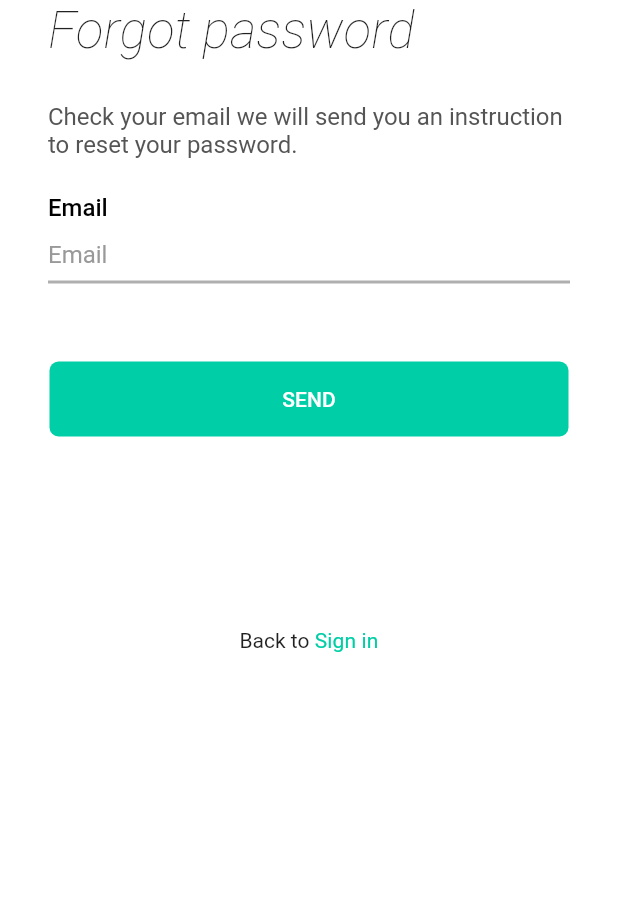
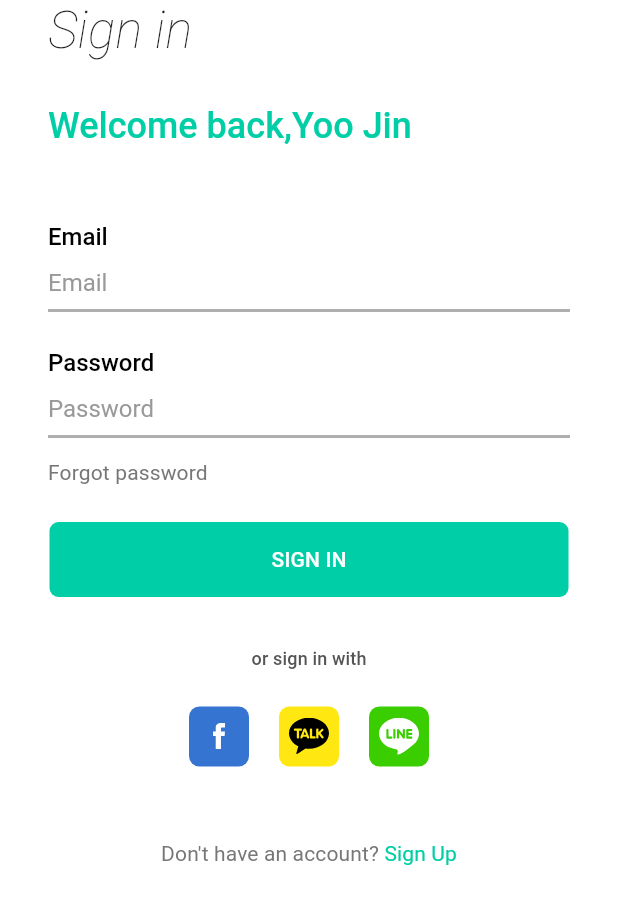
Before and after one commit to duykhanp7/TravelApplication, a Flutter app: the screen it shows after launch, on a phone screen of 412 x 824 dp, the part 225-1149 px from its top. Run offline on Flutter 3.47's test engine with Material 2 defaults, Android fonts, the phone set to English and light mode, and no system bars; our stand-ins replace flutter_svg.

Commit message:
Revert "Create forgot password screen"
This reverts commit a63baa0b41f7e6e7c9c106135ca86118ceb3a1dd.

```diff
--- a/lib/app_main.dart
+++ b/lib/app_main.dart
@@ -1,6 +1,7 @@
 import 'package:flutter/material.dart';
 import 'package:flutter_localizations/flutter_localizations.dart';
-import 'package:travel_booking_tour/features/forgot_password/forgot_password_screen.dart';
+import 'package:travel_booking_tour/features/signin/signin_screen.dart';
+import 'package:travel_booking_tour/features/signup/sign_up_screen.dart';
 import 'package:travel_booking_tour/res/colors.dart';
 
 import 'l10n/generated/l10n.dart';
@@ -13,7 +14,7 @@ class MainApp extends StatelessWidget {
     return MaterialApp(
       title: "Fellow 4U",
       theme: ThemeData(backgroundColor: AppColors.white, fontFamily: 'Roboto'),
-      home: const ForgotPasswordScreen(),
+      home: const SignInScreen(),
       debugShowCheckedModeBanner: false,
       localizationsDelegates: const <LocalizationsDelegate<Object>>[
         SLocalization.delegate,
--- a/lib/features/forgot_password/forgot_password_screen.dart
+++ /dev/null
@@ -1,103 +0,0 @@
-import 'package:flutter/gestures.dart';
-import 'package:flutter/material.dart';
-import 'package:travel_booking_tour/common/extensions/context_extension.dart';
-import 'package:travel_booking_tour/l10n/generated/l10n.dart';
-import 'package:travel_booking_tour/res/background.dart';
-import 'package:travel_booking_tour/res/button.dart';
-import 'package:travel_booking_tour/res/colors.dart';
-import 'package:travel_booking_tour/res/input_field.dart';
-
-class ForgotPasswordScreen extends StatefulWidget {
-  const ForgotPasswordScreen({super.key});
-
-  @override
-  State<StatefulWidget> createState() {
-    return _ForgotPasswordScreen();
-  }
-}
-
-class _ForgotPasswordScreen extends State<ForgotPasswordScreen> {
-  late SLocalization localization;
-
-  @override
-  Widget build(BuildContext context) {
-    localization = SLocalization.of(context);
-    return Scaffold(
-      backgroundColor: AppColors.primary,
-      body: SafeArea(
-          child: SingleChildScrollView(
-        child: Container(
-          alignment: Alignment.center,
-          child: AppBackground(
-              header: localization.forgot_password,
-              children: Container(
-                alignment: Alignment.center,
-                child: Column(
-                  mainAxisAlignment: MainAxisAlignment.center,
-                  children: [
-                    Container(
-                      alignment: Alignment.center,
-                      padding:
-                          const EdgeInsets.only(left: 32, right: 32, top: 28),
-                      child: Column(
-                        children: [
-                          _buildTitle(),
-                          const SizedBox(
-                            height: 23,
-                          ),
-                          AppTextField(
-                            hintText: localization.email,
-                            obsecureText: false,
-                            labelText: localization.email,
-                            textInputType: TextInputType.emailAddress,
-                          )
-                        ],
-                      ),
-                    ),
-                    const SizedBox(
-                      height: 52,
-                    ),
-                    PrimaryButton(
-                      text: localization.send,
-                      onTap: () {},
-                      allCaps: true,
-                    ),
-                    const SizedBox(
-                      height: 128,
-                    ),
-                    Container(
-                      alignment: Alignment.center,
-                      child: Text.rich(TextSpan(
-                          text: localization.back_to,
-                          children: <TextSpan>[
-                            TextSpan(
-                                text: localization.sign_in,
-                                style: context.textStyle.titleSmall!.copyWith(
-                                    fontWeight: FontWeight.w400,
-                                    color: AppColors.primary),
-                                recognizer: TapGestureRecognizer()
-                                  ..onTap = () {
-                                    //Todo
-                                  })
-                          ])),
-                    )
-                  ],
-                ),
-              )),
-        ),
-      )),
-    );
-  }
-
-  Widget _buildTitle() {
-    return Container(
-      alignment: Alignment.centerLeft,
-      child: Text(
-        localization
-            .input_your_email_we_will_send_you_an_instruction_to_reset_your_password,
-        style: context.textStyle.titleMedium!.copyWith(
-            fontWeight: FontWeight.w400, color: AppColors.textOnboardingBrown),
-      ),
-    );
-  }
-}
--- a/lib/l10n/intl_en.arb
+++ b/lib/l10n/intl_en.arb
@@ -18,8 +18,5 @@
     "welcom_back": "Welcome back,",
     "forgot_password": "Forgot password",
     "or_sign_in_with": "or sign in with",
-    "dont_have_an_account": "Don't have an account? ",
-    "back_to": "Back to ",
-    "input_your_email_we_will_send_you_an_instruction_to_reset_your_password": "Check your email we will send you an instruction to reset your password.",
-    "send": "Send"
+    "dont_have_an_account": "Don't have an account? "
 }
--- a/lib/l10n/intl_vi.arb
+++ b/lib/l10n/intl_vi.arb
@@ -18,8 +18,5 @@
     "welcom_back": "Welcome back,",
     "forgot_password": "Forgot password",
     "or_sign_in_with": "or sign in with",
-    "dont_have_an_account": "Don't have an account? ",
-    "back_to": "Back to ",
-    "input_your_email_we_will_send_you_an_instruction_to_reset_your_password": "Check your email we will send you an instruction to reset your password.",
-    "send": "Send"
+    "dont_have_an_account": "Don't have an account? "
 }
```
Also changed, not shown: lib/l10n/generated/intl/messages_en.dart, lib/l10n/generated/intl/messages_vi.dart, lib/l10n/generated/l10n.dart.
